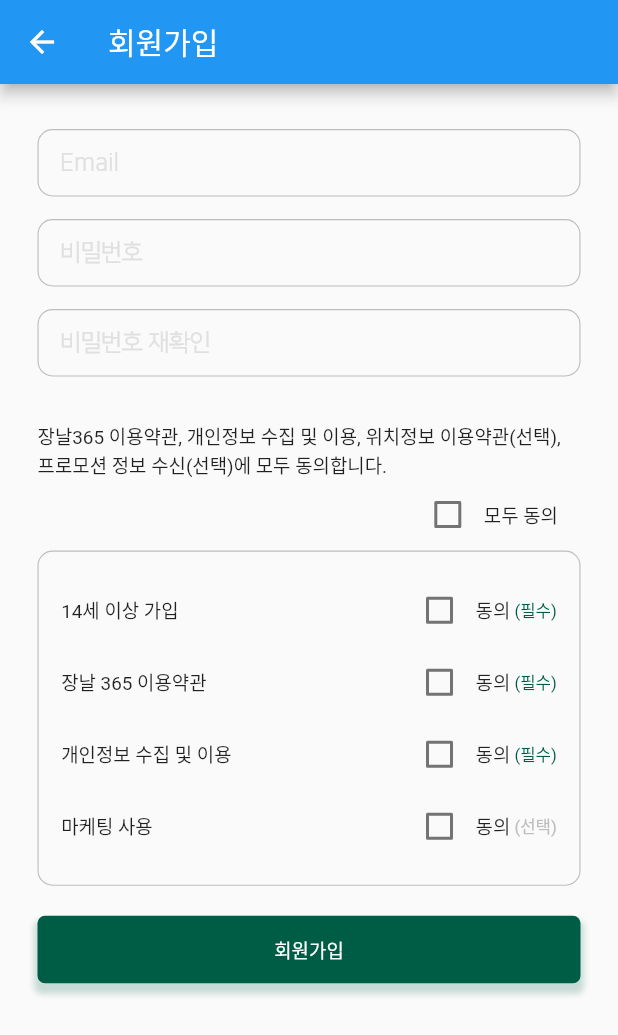
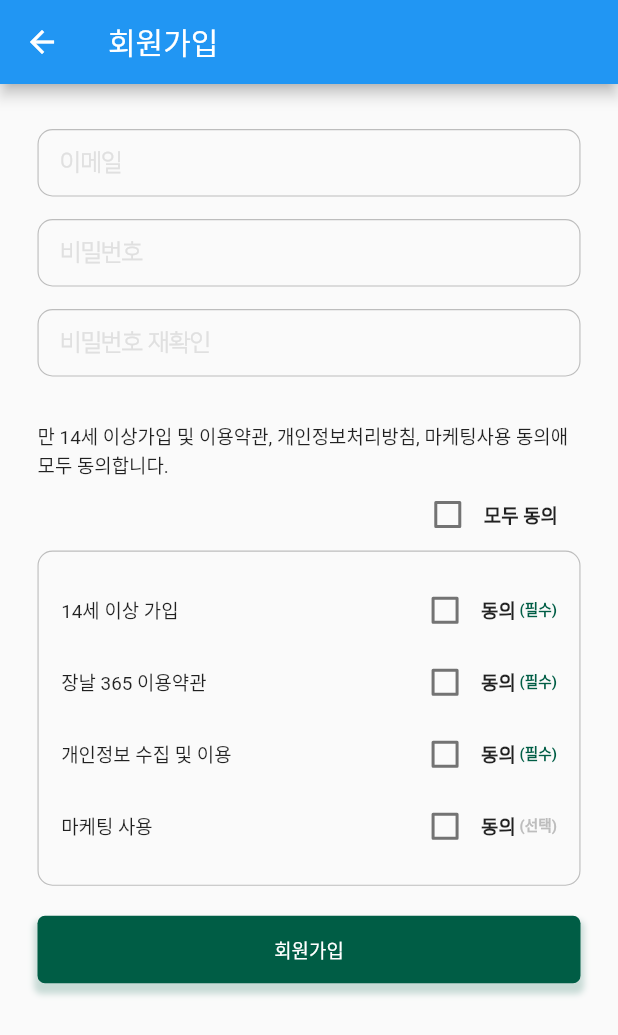
Before and after one commit to DavidLee1216/market365-buyer, a Flutter app: the Register screen opened directly, on a phone screen of 412 x 824 dp. Shown: the top 1035 px of the screen. Run offline on Flutter 3.47's test engine with Material 2 defaults, Android fonts, the phone set to English and light mode, and no system bars; our stand-ins replace cached_network_image, cloud_firestore, firebase_auth, firebase_core, firebase_messaging, firebase_storage and 4 more; accounts and stored records are empty.

```diff
--- a/lib/models/market.dart
+++ b/lib/models/market.dart
@@ -4,7 +4,10 @@ class Market {
   String name;
   bool active;
 
-  Market({this.name, this.active,});
+  Market({
+    this.name,
+    this.active,
+  });
 
   factory Market.fromDocument(DocumentSnapshot doc) {
     try {
--- a/lib/screens/auth/register.dart
+++ b/lib/screens/auth/register.dart
@@ -35,7 +35,7 @@ class _RegisterState extends State<Register> {
             children: [
               SizedBox(height: 15),
               CustomTextField(
-                  hint: 'Email',
+                  hint: '이메일',
                   controller: emailTEC,
                   node: node,
                   isPassword: false,
@@ -55,8 +55,7 @@ class _RegisterState extends State<Register> {
                   isPassword: true,
                   isEmail: false),
               SizedBox(height: 30),
-              Text(
-                  '장날365 이용약관, 개인정보 수집 및 이용, 위치정보 이용약관(선택), 프로모션 정보 수신(선택)에 모두 동의합니다.',
+              Text('만 14세 이상가입 및 이용약관, 개인정보처리방침, 마케팅사용 동의애 모두 동의합니다.',
                   textScaleFactor: 0.9),
               Container(
                 padding: const EdgeInsets.only(right: 15),
@@ -76,7 +75,13 @@ class _RegisterState extends State<Register> {
                                   checkPrivacy = checkTerms = false;
                           });
                         }),
-                    Text('모두 동의', textScaleFactor: 0.9),
+                    Text(
+                      '모두 동의',
+                      textScaleFactor: 0.9,
+                      style: TextStyle(
+                        fontWeight: FontWeight.w700,
+                      ),
+                    ),
                   ],
                 ),
               ),
@@ -100,10 +105,19 @@ class _RegisterState extends State<Register> {
                               checkAge = newValue;
                             });
                           }),
-                      Text('동의', textScaleFactor: 0.9),
+                      Text(
+                        '동의',
+                        textScaleFactor: 0.9,
+                        style: TextStyle(
+                          fontWeight: FontWeight.w700,
+                        ),
+                      ),
                       Text(' (필수)',
-                          textScaleFactor: 0.8,
-                          style: TextStyle(color: AppSettings.primaryColor)),
+                          textScaleFactor: 0.7,
+                          style: TextStyle(
+                            color: AppSettings.primaryColor,
+                            fontWeight: FontWeight.w700,
+                          )),
                     ]),
                     Row(
                       children: [
@@ -117,10 +131,19 @@ class _RegisterState extends State<Register> {
                                 checkTerms = newValue;
                               });
                             }),
-                        Text('동의', textScaleFactor: 0.9),
+                        Text(
+                          '동의',
+                          textScaleFactor: 0.9,
+                          style: TextStyle(
+                            fontWeight: FontWeight.w700,
+                          ),
+                        ),
                         Text(' (필수)',
-                            textScaleFactor: 0.8,
-                            style: TextStyle(color: AppSettings.primaryColor)),
+                            textScaleFactor: 0.7,
+                            style: TextStyle(
+                              color: AppSettings.primaryColor,
+                              fontWeight: FontWeight.w700,
+                            )),
                       ],
                     ),
                     Row(
@@ -135,10 +158,19 @@ class _RegisterState extends State<Register> {
                                 checkPrivacy = newValue;
                               });
                             }),
-                        Text('동의', textScaleFactor: 0.9),
+                        Text(
+                          '동의',
+                          textScaleFactor: 0.9,
+                          style: TextStyle(
+                            fontWeight: FontWeight.w700,
+                          ),
+                        ),
                         Text(' (필수)',
-                            textScaleFactor: 0.8,
-                            style: TextStyle(color: AppSettings.primaryColor)),
+                            textScaleFactor: 0.7,
+                            style: TextStyle(
+                              color: AppSettings.primaryColor,
+                              fontWeight: FontWeight.w700,
+                            )),
                       ],
                     ),
                     Row(
@@ -152,10 +184,19 @@ class _RegisterState extends State<Register> {
                                 checkPromo = newValue;
                               });
                             }),
-                        Text('동의', textScaleFactor: 0.9),
+                        Text(
+                          '동의',
+                          textScaleFactor: 0.9,
+                          style: TextStyle(
+                            fontWeight: FontWeight.w700,
+                          ),
+                        ),
                         Text(' (선택)',
-                            textScaleFactor: 0.8,
-                            style: TextStyle(color: Colors.grey.shade400)),
+                            textScaleFactor: 0.7,
+                            style: TextStyle(
+                              color: Colors.grey.shade400,
+                              fontWeight: FontWeight.w700,
+                            )),
                       ],
                     ),
                   ],
```
Also changed, not shown: lib/screens/stores/store_selection.dart (+42 -23 lines), assets/images/logo_F.png (added), 1 other file.
